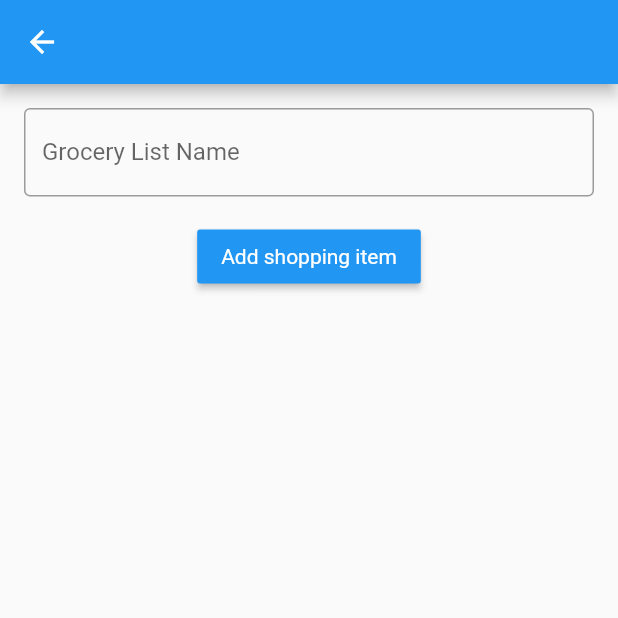
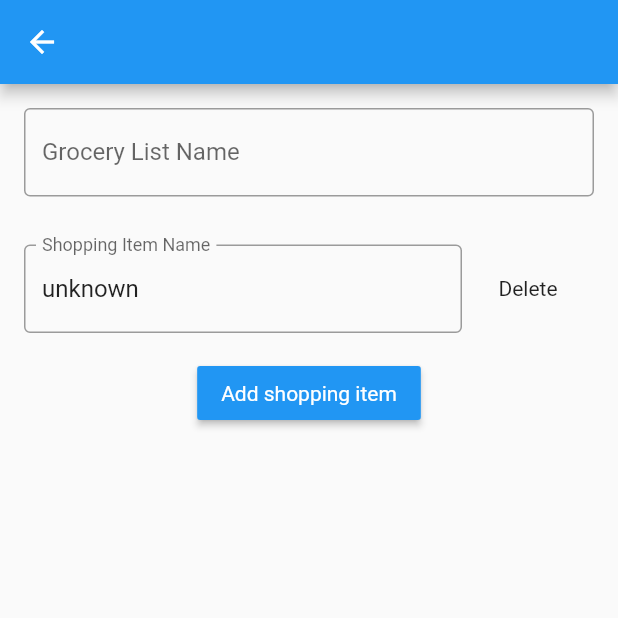
Before and after one commit to EliasDolinsek/shopping_cockpit, a Flutter app: the GroceyListEditorPage screen opened directly with empty values, after a tap on "Add shopping item", on a phone screen of 412 x 824 dp, the top half of it. Run offline on Flutter 3.47's test engine with Material 2 defaults, Android fonts, the phone set to English and light mode, and no system bars.

Commit message:
Implemented add and remove functionality for shopping items

```diff
--- a/lib/layouts/grocey_list_editor.dart
+++ b/lib/layouts/grocey_list_editor.dart
@@ -1,12 +1,22 @@
 import 'package:flutter/material.dart';
 
 import '../core/grocery_list.dart';
+import '../core/shopping_item.dart';
+
 import '../layouts/shopping_items_list.dart';
 
-class GroceyListEditor extends StatelessWidget {
+class GroceyListEditor extends StatefulWidget {
   final GroceryList groceyList;
 
   GroceyListEditor(this.groceyList);
+
+  @override
+  State<StatefulWidget> createState() {
+    return _GroceryListEditorState();
+  }
+}
+
+class _GroceryListEditorState extends State<GroceyListEditor>{
 
   @override
   Widget build(BuildContext context) {
@@ -18,10 +28,10 @@ class GroceyListEditor extends StatelessWidget {
               child: TextField(
                 controller: TextEditingController.fromValue(
                   TextEditingValue(
-                    text: groceyList.name,
+                    text: widget.groceyList.name,
                     selection: TextSelection(
-                        baseOffset: groceyList.name.length,
-                        extentOffset: groceyList.name.length),
+                        baseOffset: widget.groceyList.name.length,
+                        extentOffset: widget.groceyList.name.length),
                   ),
                 ),
                 decoration: InputDecoration(
@@ -30,16 +40,16 @@ class GroceyListEditor extends StatelessWidget {
                 ),
                 onChanged: (String name) {
                   if (name.trim().isEmpty) {
-                    groceyList.name = "unknown";
+                    widget.groceyList.name = "unknown";
                   } else {
-                    groceyList.name = name;
+                    widget.groceyList.name = name;
                   }
                 },
               ),
             )),
         Padding(
-          padding: EdgeInsets.only(left: 16, right: 16),
-          child: ShoppingItemsList(groceyList),
+          padding: EdgeInsets.only(left: 16, right: 16, top: 16),
+          child: ShoppingItemsList(widget.groceyList),
         ),
         RaisedButton(
           color: Theme.of(context).primaryColor,
@@ -47,7 +57,11 @@ class GroceyListEditor extends StatelessWidget {
             "Add shopping item",
             style: TextStyle(color: Colors.white),
           ),
-          onPressed: () {},
+          onPressed: () {
+            setState(() {
+              widget.groceyList.shoppingItems.add(ShoppingItem());
+            });
+          },
         )
       ],
     );
--- a/lib/layouts/shopping_items_list.dart
+++ b/lib/layouts/shopping_items_list.dart
@@ -17,16 +17,20 @@ class ShoppingItemsList extends StatefulWidget {
 class _ShoppingItemsListState extends State<ShoppingItemsList> {
   @override
   Widget build(BuildContext context) {
-    return ListView.separated(
+    return ListView.builder(
       shrinkWrap: true,
       itemCount: widget.groceryList.shoppingItems.length,
       itemBuilder: (BuildContext context, int index) {
-        return ShoppingItemUi(widget.groceryList.shoppingItems.elementAt(index));
+        return Padding(
+          padding: EdgeInsets.only(bottom: 16),
+          child: ShoppingItemUi(
+              widget.groceryList.shoppingItems.elementAt(index), () {
+            setState(() {
+              widget.groceryList.shoppingItems.removeAt(index);
+            });
+          }),
+        );
       },
-      separatorBuilder: (BuildContext context, int index) => Padding(
-            padding: EdgeInsets.only(left: 8, right: 8),
-            child: Divider(),
-          ),
     );
   }
 }
--- a/lib/uis/shopping_item_ui.dart
+++ b/lib/uis/shopping_item_ui.dart
@@ -3,9 +3,11 @@ import 'package:flutter/material.dart';
 import '../core/shopping_item.dart';
 
 class ShoppingItemUi extends StatelessWidget {
+
   final ShoppingItem shoppingItem;
+  final Function onDeleteRequest;
 
-  ShoppingItemUi(this.shoppingItem);
+  ShoppingItemUi(this.shoppingItem, this.onDeleteRequest);
 
   @override
   Widget build(BuildContext context) {
@@ -14,14 +16,21 @@ class ShoppingItemUi extends StatelessWidget {
         Padding(
           padding: EdgeInsets.only(),
           child: Container(
+            child: Row(
+              children: <Widget>[
+                Flexible(
                   child: TextField(
-              controller: TextEditingController.fromValue(TextEditingValue(
+                    controller: TextEditingController.fromValue(
+                      TextEditingValue(
                         text: shoppingItem.name,
                         selection: TextSelection(
                             baseOffset: shoppingItem.name.length,
                             extentOffset: shoppingItem.name.length),
-              )),
-              decoration: InputDecoration(labelText: "Shopping Item Name"),
+                      ),
+                    ),
+                    decoration: InputDecoration(
+                        labelText: "Shopping Item Name",
+                        border: OutlineInputBorder()),
                     onChanged: (String newName) {
                       if (newName.trim().isEmpty) {
                         shoppingItem.name = "unknown";
@@ -31,6 +40,15 @@ class ShoppingItemUi extends StatelessWidget {
                     },
                   ),
                 ),
+                MaterialButton(
+                  child: Text("Delete"),
+                  onPressed: () {
+                    onDeleteRequest();
+                  },
+                ),
+              ],
+            ),
+          ),
         )
       ],
     );
```
Also changed, not shown: 2 other files. Lines whose indentation alone changed are shown as unchanged.
